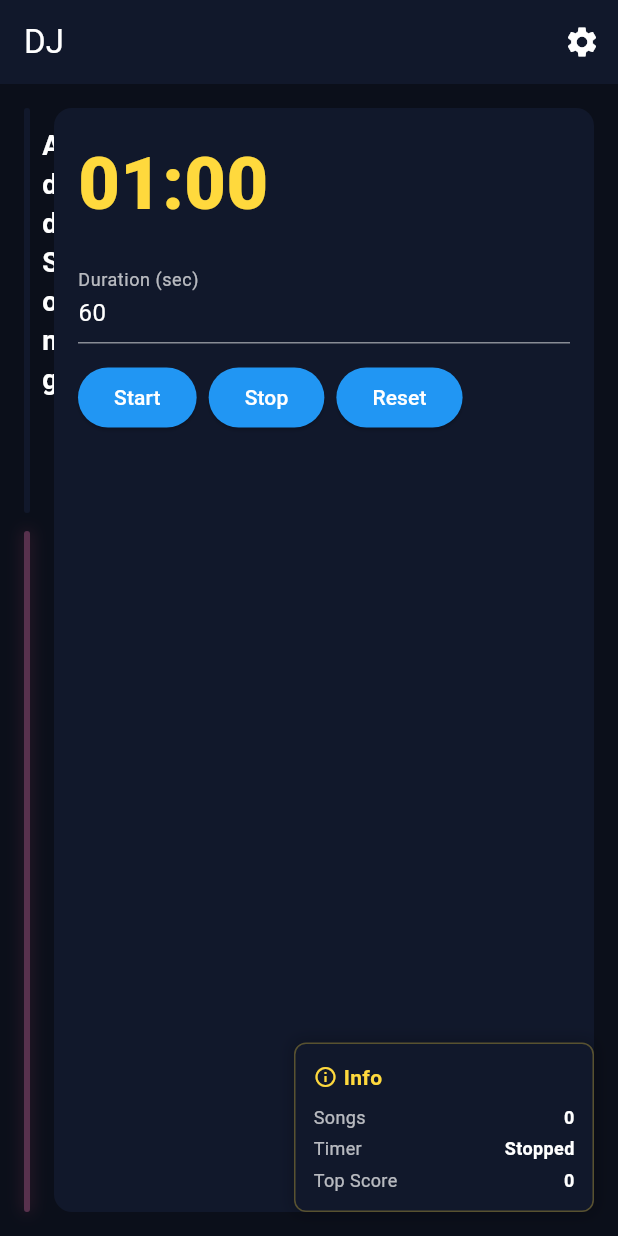
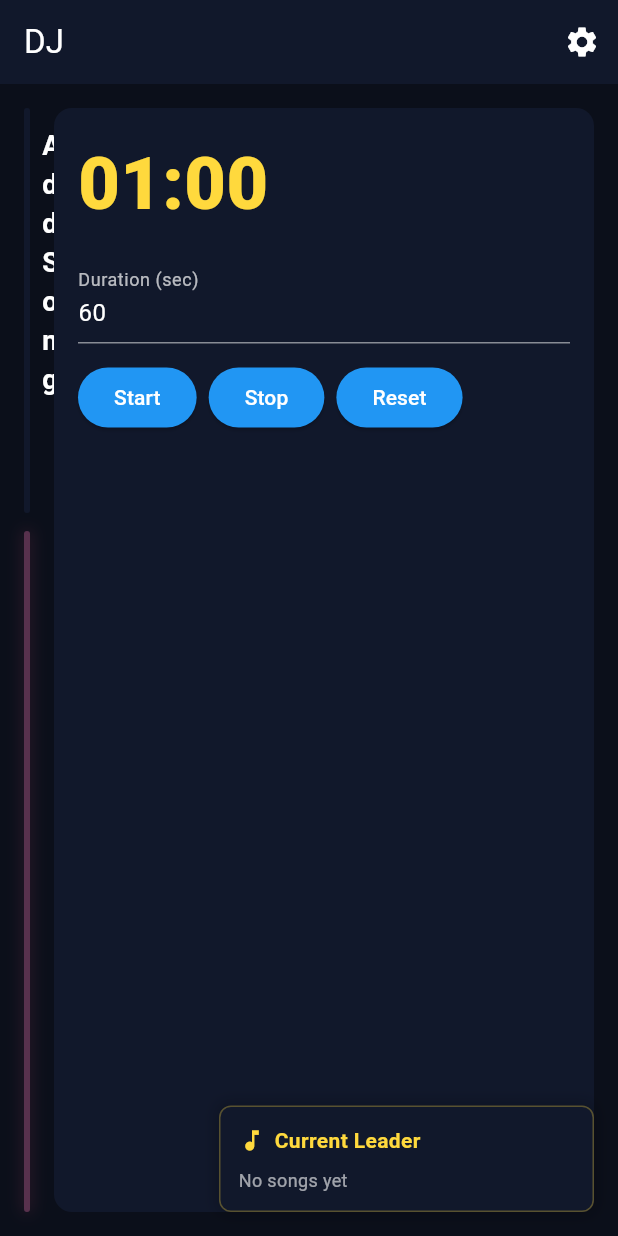
Before and after one commit to B14ckAc321/Karaoke, a Flutter app: the DjPage screen opened by its route, on a phone screen of 412 x 824 dp. Run offline on Flutter 3.47's test engine with Material 3 defaults, Android fonts, the phone set to English and light mode, and no system bars; our stand-ins replace file_picker, flutter_bloc, flutter_colorpicker, go_router, socket_io_client; missing offline and left inert: dart:html; network calls fail; project files that could hold a hidden picture were left out.

Commit message:
[fix] DJ

```diff
--- a/karaoke/lib/src/ui/pages/dj/dj_view.dart
+++ b/karaoke/lib/src/ui/pages/dj/dj_view.dart
@@ -377,21 +377,30 @@ class _DjPageState extends State<DjPage> {
     final textColor = _parseColor(themeService.textColor);
     final accentColor = _parseColor(themeService.accentColor);
 
-    final totalSongs = state?.songs.length ?? 0;
-    final timerStatus = timer?.isRunning == true ? 'Running' : (timer?.remainingSeconds == 0 ? 'Ended' : 'Stopped');
-    final highestScore = state?.songs.isNotEmpty == true
-      ? state!.songs.map((s) => s.score).reduce((a, b) => a > b ? a : b)
-      : 0;
+    // Find winning song (highest score)
+    SongModel? winningSong;
+    if (state != null && state.songs.isNotEmpty) {
+      winningSong = state.songs.reduce((a, b) => a.score > b.score ? a : b);
+    }
+
+    final timerEnded = timer != null && timer.remainingSeconds == 0;
 
     return Container(
-      width: 200,
+      width: 250,
       padding: const EdgeInsets.all(12),
       decoration: BoxDecoration(
-        color: cardColor.withValues(alpha: 0.95),
+        color: timerEnded ? accentColor.withValues(alpha: 0.9) : cardColor.withValues(alpha: 0.95),
         borderRadius: BorderRadius.circular(8),
-        border: Border.all(color: accentColor.withValues(alpha: 0.3), width: 1),
+        border: Border.all(
+          color: timerEnded ? accentColor : accentColor.withValues(alpha: 0.3),
+          width: timerEnded ? 2 : 1
+        ),
         boxShadow: [
-          BoxShadow(color: Colors.black.withValues(alpha: 0.2), blurRadius: 8, spreadRadius: 2),
+          BoxShadow(
+            color: timerEnded ? accentColor.withValues(alpha: 0.5) : Colors.black.withValues(alpha: 0.2),
+            blurRadius: timerEnded ? 15 : 8,
+            spreadRadius: timerEnded ? 3 : 2
+          ),
         ],
       ),
       child: Column(
@@ -399,51 +408,80 @@ class _DjPageState extends State<DjPage> {
         crossAxisAlignment: CrossAxisAlignment.start,
         children: [
           Row(children: [
-            Icon(Icons.info_outline, size: 16, color: accentColor),
-            const SizedBox(width: 4),
+            Icon(
+              timerEnded ? Icons.emoji_events : Icons.music_note,
+              size: 18,
+              color: timerEnded ? _getTextColorForBackground(accentColor) : accentColor
+            ),
+            const SizedBox(width: 6),
             Text(
-              'Info',
+              timerEnded ? 'WINNING SONG' : 'Current Leader',
               style: TextStyle(
                 fontSize: 14,
                 fontWeight: FontWeight.bold,
-                color: accentColor,
+                color: timerEnded ? _getTextColorForBackground(accentColor) : accentColor,
                 fontFamily: themeService.fontFamily,
               ),
             ),
           ]),
           const SizedBox(height: 8),
-          _infoRow('Songs', '$totalSongs', textColor),
+          if (winningSong != null) ...[
+            Text(
+              winningSong.title,
+              style: TextStyle(
+                fontSize: 16,
+                fontWeight: FontWeight.bold,
+                color: timerEnded ? _getTextColorForBackground(accentColor) : textColor,
+                fontFamily: themeService.fontFamily,
+              ),
+              maxLines: 2,
+              overflow: TextOverflow.ellipsis,
+            ),
+            if (winningSong.artist != null) ...[
               const SizedBox(height: 4),
-          _infoRow('Timer', timerStatus, textColor),
-          const SizedBox(height: 4),
-          _infoRow('Top Score', '$highestScore', textColor),
-        ],
-      ),
-    );
-  }
-
-  Widget _infoRow(String label, String value, Color textColor) {
-    return Row(
-      mainAxisAlignment: MainAxisAlignment.spaceBetween,
-      children: [
               Text(
-          label,
+                winningSong.artist!,
                 style: TextStyle(
                   fontSize: 12,
-            color: textColor.withValues(alpha: 0.7),
+                  color: timerEnded
+                    ? _getTextColorForBackground(accentColor).withValues(alpha: 0.8)
+                    : textColor.withValues(alpha: 0.7),
+                  fontFamily: themeService.fontFamily,
+                ),
+                maxLines: 1,
+                overflow: TextOverflow.ellipsis,
+              ),
+            ],
+            const SizedBox(height: 6),
+            Container(
+              padding: const EdgeInsets.symmetric(horizontal: 8, vertical: 4),
+              decoration: BoxDecoration(
+                color: timerEnded
+                  ? _getTextColorForBackground(accentColor).withValues(alpha: 0.2)
+                  : accentColor.withValues(alpha: 0.2),
+                borderRadius: BorderRadius.circular(6),
+              ),
+              child: Text(
+                'Score: ${winningSong.score}',
+                style: TextStyle(
+                  fontSize: 14,
+                  fontWeight: FontWeight.bold,
+                  color: timerEnded ? _getTextColorForBackground(accentColor) : accentColor,
                   fontFamily: themeService.fontFamily,
                 ),
               ),
+            ),
+          ] else
             Text(
-          value,
+              'No songs yet',
               style: TextStyle(
                 fontSize: 12,
-            fontWeight: FontWeight.bold,
-            color: textColor,
+                color: textColor.withValues(alpha: 0.6),
                 fontFamily: themeService.fontFamily,
               ),
             ),
         ],
+      ),
     );
   }
 
```
Lines whose indentation alone changed are shown as unchanged.
